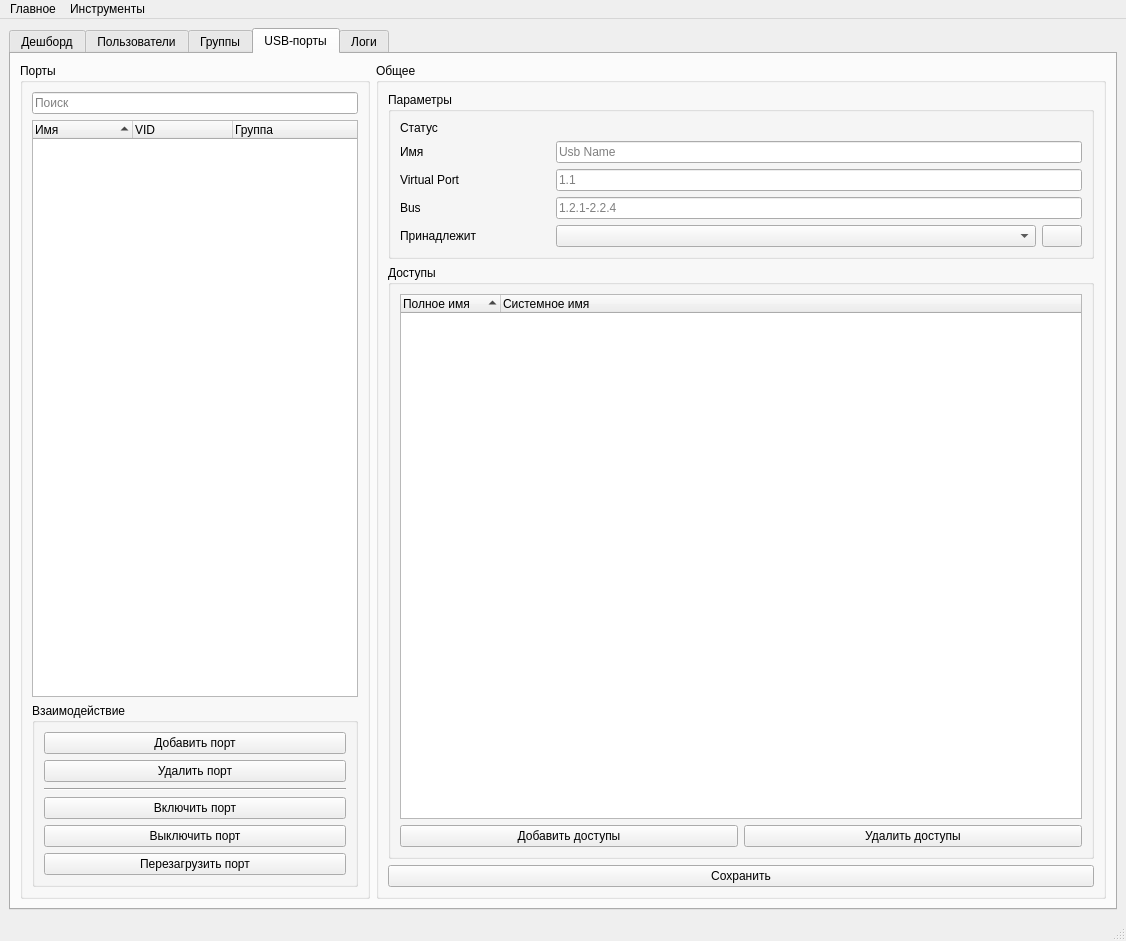
This is hubm_admin_panel/ui/ui_main.ui in PrintLine512/hubM-Admin-Panel as Qt 5 draws it before an edit. The edited form follows.
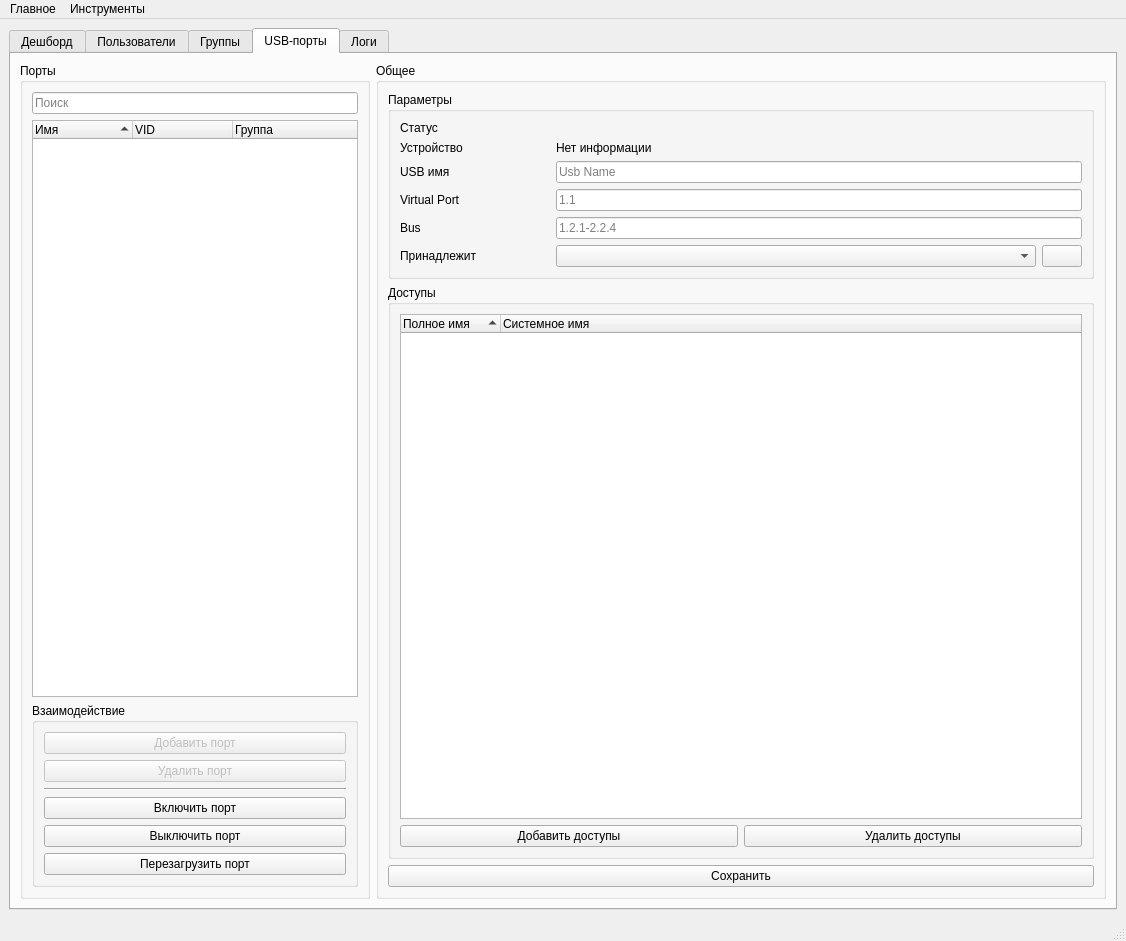
This is the edited form. The open tabs and pages were chosen to show the change. Icons and pictures are not drawn.

```diff
--- a/hubm_admin_panel/ui/ui_main.ui
+++ b/hubm_admin_panel/ui/ui_main.ui
@@ -1747,98 +1747,7 @@
               <bool>false</bool>
              </property>
              <layout class="QGridLayout" name="gridLayout_3">
-              <item row="1" column="0">
-               <widget class="QFrame" name="frame_11">
-                <layout class="QHBoxLayout" name="horizontalLayout_21">
-                 <property name="leftMargin">
-                  <number>0</number>
-                 </property>
-                 <property name="topMargin">
-                  <number>0</number>
-                 </property>
-                 <property name="rightMargin">
-                  <number>0</number>
-                 </property>
-                 <property name="bottomMargin">
-                  <number>0</number>
-                 </property>
-                 <item>
-                  <widget class="QLabel" name="label_17">
-                   <property name="minimumSize">
-                    <size>
-                     <width>150</width>
-                     <height>0</height>
-                    </size>
-                   </property>
-                   <property name="text">
-                    <string>Имя</string>
-                   </property>
-                  </widget>
-                 </item>
-                 <item>
-                  <widget class="QLineEdit" name="le_usb_name">
-                   <property name="sizePolicy">
-                    <sizepolicy hsizetype="MinimumExpanding" vsizetype="Fixed">
-                     <horstretch>0</horstretch>
-                     <verstretch>0</verstretch>
-                    </sizepolicy>
-                   </property>
-                   <property name="text">
-                    <string/>
-                   </property>
-                   <property name="placeholderText">
-                    <string>Usb Name</string>
-                   </property>
-                  </widget>
-                 </item>
-                </layout>
-               </widget>
-              </item>
-              <item row="5" column="0">
-               <widget class="QFrame" name="frame_10">
-                <layout class="QHBoxLayout" name="_2">
-                 <property name="leftMargin">
-                  <number>0</number>
-                 </property>
-                 <property name="topMargin">
-                  <number>0</number>
-                 </property>
-                 <property name="rightMargin">
-                  <number>0</number>
-                 </property>
-                 <property name="bottomMargin">
-                  <number>0</number>
-                 </property>
-                 <item>
-                  <widget class="QLabel" name="label_15">
-                   <property name="minimumSize">
-                    <size>
-                     <width>150</width>
-                     <height>0</height>
-                    </size>
-                   </property>
-                   <property name="text">
-                    <string>Bus</string>
-                   </property>
-                  </widget>
-                 </item>
-                 <item>
-                  <widget class="QLineEdit" name="le_usb_bus">
-                   <property name="enabled">
-                    <bool>true</bool>
-                   </property>
-                   <property name="text">
-                    <string/>
-                   </property>
-                   <property name="placeholderText">
-                    <string>1.2.1-2.2.4</string>
-                   </property>
-                  </widget>
-                 </item>
-                </layout>
-               </widget>
-              </item>
-              <item row="6" column="0">
+              <item row="8" column="0">
                <widget class="QFrame" name="frame_6">
                 <layout class="QHBoxLayout" name="horizontalLayout_11">
                  <property name="leftMargin">
@@ -1892,7 +1801,54 @@
                 </layout>
                </widget>
               </item>
-              <item row="4" column="0">
+              <item row="2" column="0">
+               <widget class="QFrame" name="frame_11">
+                <layout class="QHBoxLayout" name="horizontalLayout_21">
+                 <property name="leftMargin">
+                  <number>0</number>
+                 </property>
+                 <property name="topMargin">
+                  <number>0</number>
+                 </property>
+                 <property name="rightMargin">
+                  <number>0</number>
+                 </property>
+                 <property name="bottomMargin">
+                  <number>0</number>
+                 </property>
+                 <item>
+                  <widget class="QLabel" name="label_17">
+                   <property name="minimumSize">
+                    <size>
+                     <width>150</width>
+                     <height>0</height>
+                    </size>
+                   </property>
+                   <property name="text">
+                    <string>USB имя</string>
+                   </property>
+                  </widget>
+                 </item>
+                 <item>
+                  <widget class="QLineEdit" name="le_usb_name">
+                   <property name="sizePolicy">
+                    <sizepolicy hsizetype="MinimumExpanding" vsizetype="Fixed">
+                     <horstretch>0</horstretch>
+                     <verstretch>0</verstretch>
+                    </sizepolicy>
+                   </property>
+                   <property name="text">
+                    <string/>
+                   </property>
+                   <property name="placeholderText">
+                    <string>Usb Name</string>
+                   </property>
+                  </widget>
+                 </item>
+                </layout>
+               </widget>
+              </item>
+              <item row="5" column="0">
                <widget class="QFrame" name="frame_9">
                 <layout class="QHBoxLayout" name="horizontalLayout_18">
                  <property name="leftMargin">
@@ -1962,6 +1918,94 @@
                 </item>
                </layout>
               </item>
+              <item row="6" column="0">
+               <widget class="QFrame" name="frame_10">
+                <layout class="QHBoxLayout" name="_2">
+                 <property name="leftMargin">
+                  <number>0</number>
+                 </property>
+                 <property name="topMargin">
+                  <number>0</number>
+                 </property>
+                 <property name="rightMargin">
+                  <number>0</number>
+                 </property>
+                 <property name="bottomMargin">
+                  <number>0</number>
+                 </property>
+                 <item>
+                  <widget class="QLabel" name="label_15">
+                   <property name="minimumSize">
+                    <size>
+                     <width>150</width>
+                     <height>0</height>
+                    </size>
+                   </property>
+                   <property name="text">
+                    <string>Bus</string>
+                   </property>
+                  </widget>
+                 </item>
+                 <item>
+                  <widget class="QLineEdit" name="le_usb_bus">
+                   <property name="enabled">
+                    <bool>true</bool>
+                   </property>
+                   <property name="text">
+                    <string/>
+                   </property>
+                   <property name="placeholderText">
+                    <string>1.2.1-2.2.4</string>
+                   </property>
+                  </widget>
+                 </item>
+                </layout>
+               </widget>
+              </item>
+              <item row="1" column="0">
+               <widget class="QFrame" name="frame_15">
+                <layout class="QHBoxLayout" name="_4">
+                 <property name="leftMargin">
+                  <number>0</number>
+                 </property>
+                 <property name="topMargin">
+                  <number>0</number>
+                 </property>
+                 <property name="rightMargin">
+                  <number>0</number>
+                 </property>
+                 <property name="bottomMargin">
+                  <number>0</number>
+                 </property>
+                 <item>
+                  <widget class="QLabel" name="label_19">
+                   <property name="minimumSize">
+                    <size>
+                     <width>150</width>
+                     <height>0</height>
+                    </size>
+                   </property>
+                   <property name="text">
+                    <string>Устройство</string>
+                   </property>
+                  </widget>
+                 </item>
+                 <item>
+                  <widget class="QLabel" name="lb_usb_device">
+                   <property name="sizePolicy">
+                    <sizepolicy hsizetype="Expanding" vsizetype="Preferred">
+                     <horstretch>0</horstretch>
+                     <verstretch>0</verstretch>
+                    </sizepolicy>
+                   </property>
+                   <property name="text">
+                    <string>Нет информации</string>
+                   </property>
+                  </widget>
+                 </item>
+                </layout>
+               </widget>
+              </item>
              </layout>
             </widget>
            </item>
@@ -2028,6 +2072,9 @@
              <layout class="QVBoxLayout" name="verticalLayout_7">
               <item>
                <widget class="QPushButton" name="btn_usb_add">
+                <property name="enabled">
+                 <bool>false</bool>
+                </property>
                 <property name="text">
                  <string>Добавить порт</string>
                 </property>
@@ -2035,6 +2082,9 @@
               </item>
               <item>
                <widget class="QPushButton" name="btn_usb_remove">
+                <property name="enabled">
+                 <bool>false</bool>
+                </property>
                 <property name="text">
                  <string>Удалить порт</string>
                 </property>
```
Left out of the diff: 96 changed lines with no effect on the pictures.
